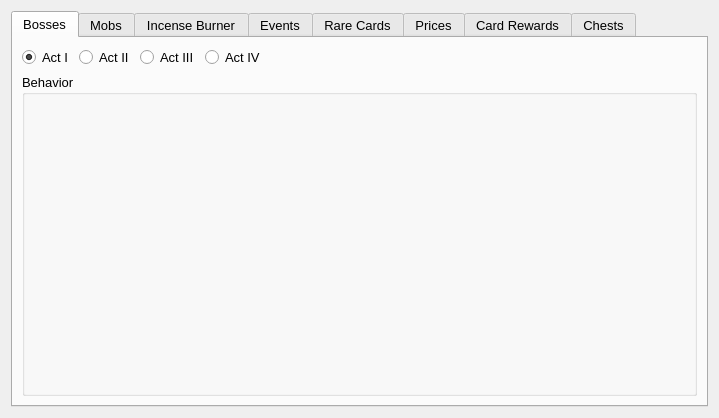
Before: the Qt Designer form src/ui/referencewindow.ui in casey-c/spiretool, drawn with Qt 5.
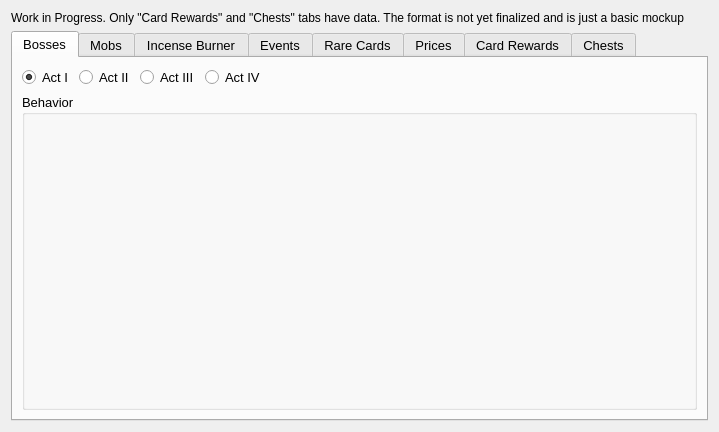
After: the same form once the commit is applied. Icons and pictures are not drawn.

Commit message: Potion updates (boss floor chests, Sozu, WBS) and tool tips

Diff of the .ui file:
```diff
--- a/src/ui/referencewindow.ui
+++ b/src/ui/referencewindow.ui
@@ -7,7 +7,7 @@
     <x>0</x>
     <y>0</y>
     <width>719</width>
-    <height>418</height>
+    <height>432</height>
    </rect>
   </property>
   <property name="windowTitle">
@@ -18,7 +18,7 @@
     <normaloff>:/logo/logo32.png</normaloff>:/logo/logo32.png</iconset>
   </property>
   <layout class="QGridLayout" name="gridLayout">
-   <item row="0" column="0">
+   <item row="1" column="0">
     <widget class="QTabWidget" name="tabWidget">
      <property name="font">
       <font>
@@ -788,6 +788,16 @@
      </widget>
     </widget>
    </item>
+   <item row="0" column="0">
+    <widget class="QLabel" name="label_32">
+     <property name="text">
+      <string>Work in Progress. Only &quot;Card Rewards&quot; and &quot;Chests&quot; tabs have data. The format is not yet finalized and is just a basic mockup</string>
+     </property>
+     <property name="wordWrap">
+      <bool>true</bool>
+     </property>
+    </widget>
+   </item>
   </layout>
  </widget>
  <resources>
```
The commit also changes 7 other files.
